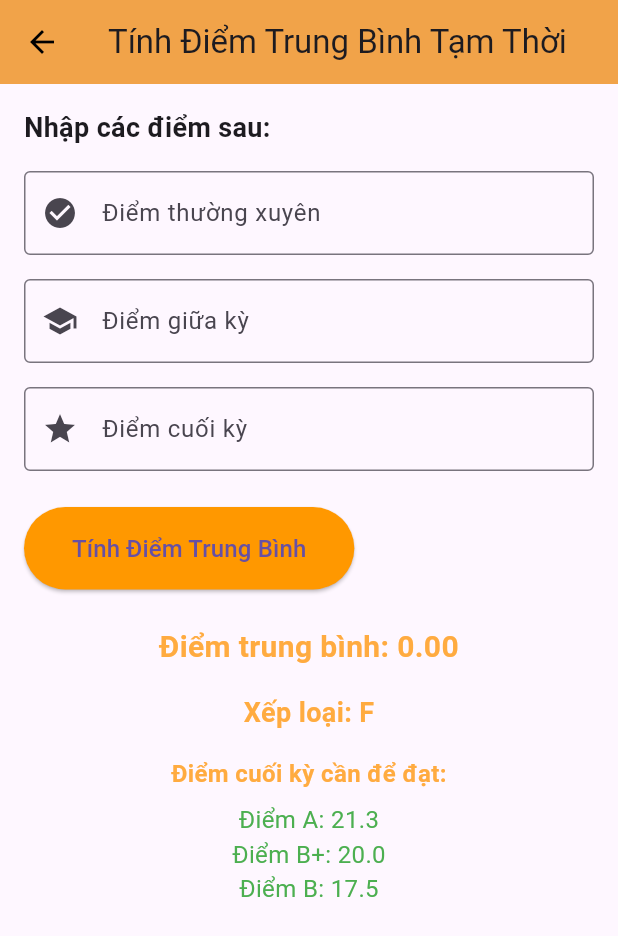
After one commit to NguyenNhatHuynh/UniScore, a Flutter app: the TemporaryAverageScreen screen opened directly, after a tap on "Tính Điểm Trung Bình", on a phone screen of 412 x 824 dp. The commit adds this screen. Shown: the top 936 px of the screen. Run offline on Flutter 3.47's test engine with Material 3 defaults, Android fonts, the phone set to English and light mode, and no system bars.

Commit message:
Design Screen Tính trung bình khi thiếu điểm cuối kỳ - Tính điểm trung bình môn

```diff
--- /dev/null
+++ b/lib/screens/temporary_average_screen.dart
@@ -0,0 +1,209 @@
+import 'package:flutter/material.dart';
+
+class TemporaryAverageScreen extends StatefulWidget {
+  @override
+  _TemporaryAverageScreenState createState() => _TemporaryAverageScreenState();
+}
+
+class _TemporaryAverageScreenState extends State<TemporaryAverageScreen> {
+  final TextEditingController _regularScoreController = TextEditingController();
+  final TextEditingController _midTermScoreController = TextEditingController();
+  final TextEditingController _finalScoreController = TextEditingController();
+
+  double _temporaryAverage = 0.0;
+  String _classification = 'Chưa xác định';
+  double _requiredForA = 0.0;
+  double _requiredForBPlus = 0.0;
+  double _requiredForB = 0.0;
+
+  void _calculateTemporaryAverage() {
+    final double regularScore =
+        double.tryParse(_regularScoreController.text) ?? 0.0;
+    final double midTermScore =
+        double.tryParse(_midTermScoreController.text) ?? 0.0;
+    final double finalScore =
+        double.tryParse(_finalScoreController.text) ?? 0.0;
+
+    // Constants for weighting
+    const double regularWeight = 0.3;
+    const double midTermWeight = 0.3;
+    const double finalWeight = 0.4;
+
+    if (regularScore > 10 || midTermScore > 10 || finalScore > 10) {
+      // Alert if any score is greater than 10
+      ScaffoldMessenger.of(context)
+          .showSnackBar(SnackBar(content: Text('Điểm không được lớn hơn 10')));
+      return;
+    }
+
+    setState(() {
+      _temporaryAverage = (regularScore * regularWeight +
+              midTermScore * midTermWeight +
+              finalScore * finalWeight) /
+          (regularWeight + midTermWeight + finalWeight);
+
+      // Classifying
+      if (regularScore < 4 || midTermScore < 4 || finalScore < 4) {
+        _classification = 'F';
+      } else if (_temporaryAverage >= 8.5) {
+        _classification = 'A';
+      } else if (_temporaryAverage >= 8) {
+        _classification = 'B+';
+      } else if (_temporaryAverage >= 7) {
+        _classification = 'B';
+      } else if (_temporaryAverage >= 6.5) {
+        _classification = 'C+';
+      } else if (_temporaryAverage >= 5.5) {
+        _classification = 'C';
+      } else if (_temporaryAverage >= 5) {
+        _classification = 'D+';
+      } else if (_temporaryAverage >= 4) {
+        _classification = 'D';
+      } else {
+        _classification = 'F';
+      }
+
+      // Required scores to achieve certain grades
+      _requiredForA =
+          (8.5 - regularScore * regularWeight - midTermScore * midTermWeight) /
+              finalWeight;
+      _requiredForBPlus =
+          (8.0 - regularScore * regularWeight - midTermScore * midTermWeight) /
+              finalWeight;
+      _requiredForB =
+          (7.0 - regularScore * regularWeight - midTermScore * midTermWeight) /
+              finalWeight;
+    });
+  }
+
+  @override
+  void dispose() {
+    _regularScoreController.dispose();
+    _midTermScoreController.dispose();
+    _finalScoreController.dispose();
+    super.dispose();
+  }
+
+  @override
+  Widget build(BuildContext context) {
+    return Scaffold(
+      appBar: AppBar(
+        title: const Text('Tính Điểm Trung Bình Tạm Thời'),
+        backgroundColor: Colors.orangeAccent,
+      ),
+      body: Padding(
+        padding: const EdgeInsets.all(16.0),
+        child: Column(
+          crossAxisAlignment: CrossAxisAlignment.start,
+          children: [
+            const Text(
+              'Nhập các điểm sau:',
+              style: TextStyle(fontSize: 18, fontWeight: FontWeight.bold),
+            ),
+            const SizedBox(height: 16),
+            TextField(
+              controller: _regularScoreController,
+              keyboardType: TextInputType.number,
+              decoration: InputDecoration(
+                labelText: 'Điểm thường xuyên',
+                border: OutlineInputBorder(),
+                prefixIcon: const Icon(Icons.check_circle),
+              ),
+            ),
+            const SizedBox(height: 16),
+            TextField(
+              controller: _midTermScoreController,
+              keyboardType: TextInputType.number,
+              decoration: InputDecoration(
+                labelText: 'Điểm giữa kỳ',
+                border: OutlineInputBorder(),
+                prefixIcon: const Icon(Icons.school),
+              ),
+            ),
+            const SizedBox(height: 16),
+            TextField(
+              controller: _finalScoreController,
+              keyboardType: TextInputType.number,
+              decoration: InputDecoration(
+                labelText: 'Điểm cuối kỳ',
+                border: OutlineInputBorder(),
+                prefixIcon: const Icon(Icons.grade),
+              ),
+            ),
+            const SizedBox(height: 24),
+            ElevatedButton(
+              onPressed: _calculateTemporaryAverage,
+              style: ElevatedButton.styleFrom(
+                backgroundColor: Colors.orange,
+                padding:
+                    const EdgeInsets.symmetric(vertical: 16, horizontal: 32),
+              ),
+              child: const Text(
+                'Tính Điểm Trung Bình',
+                style: TextStyle(fontSize: 16),
+              ),
+            ),
+            const SizedBox(height: 24),
+            Center(
+              child: Column(
+                children: [
+                  Text(
+                    'Điểm trung bình: ${_temporaryAverage.toStringAsFixed(2)}',
+                    style: const TextStyle(
+                      fontSize: 20,
+                      fontWeight: FontWeight.bold,
+                      color: Colors.orangeAccent,
+                    ),
+                  ),
+                  const SizedBox(height: 16),
+                  Text(
+                    'Xếp loại: $_classification',
+                    style: const TextStyle(
+                      fontSize: 18,
+                      fontWeight: FontWeight.bold,
+                      color: Colors.orangeAccent,
+                    ),
+                  ),
+                  const SizedBox(height: 16),
+                  Text(
+                    'Điểm cuối kỳ cần để đạt:',
+                    style: const TextStyle(
+                      fontSize: 16,
+                      fontWeight: FontWeight.bold,
+                      color: Colors.orangeAccent,
+                    ),
+                  ),
+                  const SizedBox(height: 8),
+                  Text(
+                    'Điểm A: ${_requiredForA.toStringAsFixed(1)}',
+                    style: const TextStyle(
+                      fontSize: 16,
+                      fontWeight: FontWeight.normal,
+                      color: Colors.green,
+                    ),
+                  ),
+                  Text(
+                    'Điểm B+: ${_requiredForBPlus.toStringAsFixed(1)}',
+                    style: const TextStyle(
+                      fontSize: 16,
+                      fontWeight: FontWeight.normal,
+                      color: Colors.green,
+                    ),
+                  ),
+                  Text(
+                    'Điểm B: ${_requiredForB.toStringAsFixed(1)}',
+                    style: const TextStyle(
+                      fontSize: 16,
+                      fontWeight: FontWeight.normal,
+                      color: Colors.green,
+                    ),
+                  ),
+                ],
+              ),
+            ),
+          ],
+        ),
+      ),
+    );
+  }
+}
```
Also changed, not shown: lib/main.dart (+14 -2 lines), lib/screens/average_score_screen.dart (added, +143 -0 lines), 1 other file.
